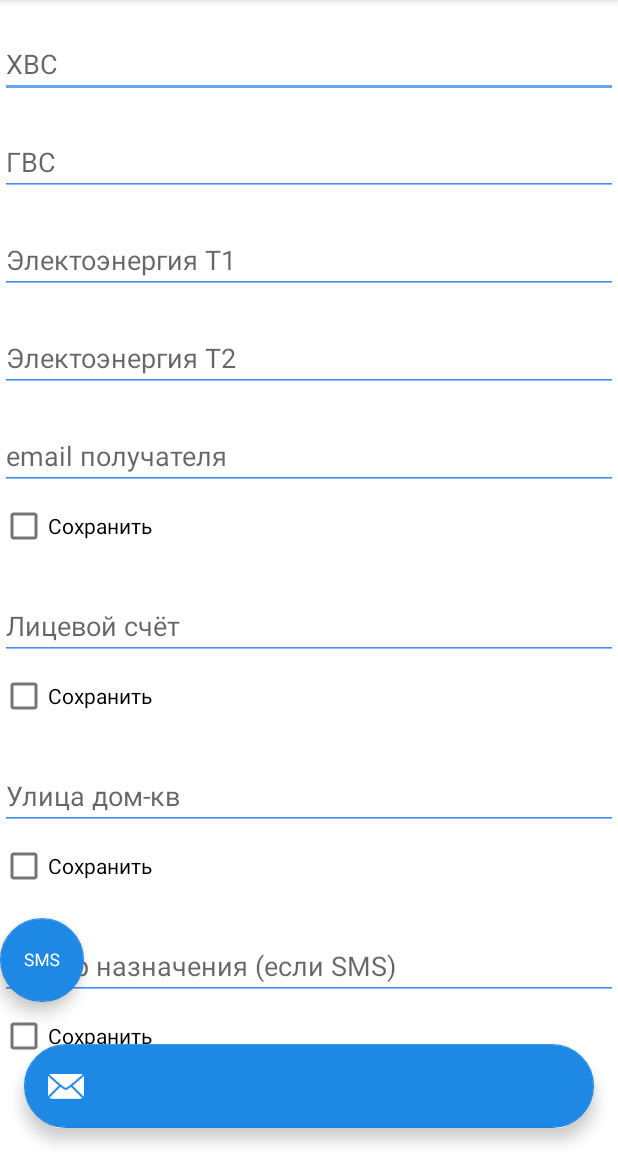
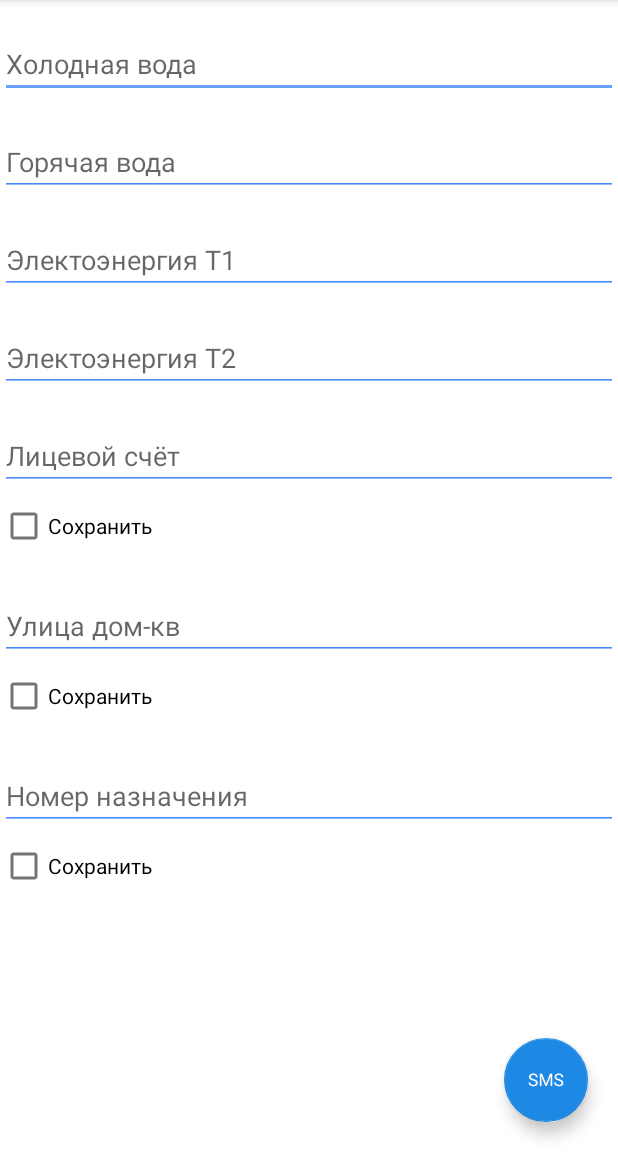
Before and after one commit to umerov1999/Sender, an Android app: the screen it shows after launch (MainActivity), on a phone screen of 412 x 824 dp, the part 84-1236 px from its top. Run offline under Robolectric (Android 15) with nearby library versions, the phone set to English and light mode, and no system bars.

Commit message:
Add files via upload

```diff
--- a/Sender/app/src/main/java/com/f0x1d/sender/MainActivity.kt
+++ b/Sender/app/src/main/java/com/f0x1d/sender/MainActivity.kt
@@ -18,11 +18,9 @@ class MainActivity : AppCompatActivity() {
     private var adress: TextInputEditText? = null
     private var elektro1: TextInputEditText? = null
     private var elektro2: TextInputEditText? = null
-    private var kuda: TextInputEditText? = null
     private var nomer: TextInputEditText? = null
     private var ot_kogo: TextInputEditText? = null
     private var save_adress: MaterialCheckBox? = null
-    private var save_kuda: MaterialCheckBox? = null
     private var save_nomer: MaterialCheckBox? = null
     private var save_ot_kogo: MaterialCheckBox? = null
     private var water_cold: TextInputEditText? = null
@@ -35,21 +33,15 @@ class MainActivity : AppCompatActivity() {
         water_hot = findViewById<View>(R.id.water_hot) as TextInputEditText
         elektro1 = findViewById<View>(R.id.elekto_1) as TextInputEditText
         elektro2 = findViewById<View>(R.id.elekto_2) as TextInputEditText
-        kuda = findViewById<View>(R.id.email) as TextInputEditText
-        kuda!!.setText(PreferenceManager.getDefaultSharedPreferences(applicationContext).getString("kuda", ""))
         ot_kogo = findViewById<View>(R.id.schot) as TextInputEditText
         ot_kogo!!.setText(PreferenceManager.getDefaultSharedPreferences(applicationContext).getString("ot_kogo", ""))
         adress = findViewById<View>(R.id.adress) as TextInputEditText
         adress!!.setText(PreferenceManager.getDefaultSharedPreferences(applicationContext).getString("adress", ""))
         nomer = findViewById<View>(R.id.nomer) as TextInputEditText
         nomer!!.setText(PreferenceManager.getDefaultSharedPreferences(applicationContext).getString("nomer", ""))
-        save_kuda = findViewById<View>(R.id.save_email) as MaterialCheckBox
         save_ot_kogo = findViewById<View>(R.id.save_schot) as MaterialCheckBox
         save_adress = findViewById<View>(R.id.save_adress) as MaterialCheckBox
         save_nomer = findViewById<View>(R.id.save_nomer) as MaterialCheckBox
-        if (PreferenceManager.getDefaultSharedPreferences(applicationContext).getString("kuda", "") != "") {
-            save_kuda!!.text = "Обновить"
-        }
         if (PreferenceManager.getDefaultSharedPreferences(applicationContext).getString("ot_kogo", "") != "") {
             save_ot_kogo!!.text = "Обновить"
         }
@@ -69,6 +61,7 @@ class MainActivity : AppCompatActivity() {
             intent.putExtra("sms_body", ot_kogo!!.text.toString() + " " + water_cold!!.text.toString() + " " + water_hot!!.text.toString() + " " + elektro1!!.text.toString() + " " + elektro2!!.text.toString() + " " + adress!!.text.toString())
             startActivity(intent)
         }
+        /*
         (findViewById<View>(R.id.fab) as FloatingActionButton).setOnClickListener {
             if (save_kuda!!.isChecked) {
                 PreferenceManager.getDefaultSharedPreferences(applicationContext).edit().putString("kuda", kuda!!.text.toString()).apply()
@@ -85,6 +78,7 @@ class MainActivity : AppCompatActivity() {
             intent.putExtra("android.intent.extra.TEXT", ot_kogo!!.text.toString() + " " + water_cold!!.text.toString() + " " + water_hot!!.text.toString() + " " + elektro1!!.text.toString() + " " + elektro2!!.text.toString() + " " + adress!!.text.toString())
             startActivity(Intent.createChooser(intent, "Send mail..."))
         }
+         */
     }
 
     companion object {
--- a/Sender/app/src/main/res/layout/activity_main.xml
+++ b/Sender/app/src/main/res/layout/activity_main.xml
@@ -1,6 +1,5 @@
 <?xml version="1.0" encoding="utf-8"?>
 <androidx.coordinatorlayout.widget.CoordinatorLayout xmlns:android="http://schemas.android.com/apk/res/android"
-    xmlns:app="http://schemas.android.com/apk/res-auto"
     android:layout_width="match_parent"
     android:layout_height="match_parent">
 
@@ -18,18 +17,9 @@
     <include layout="@layout/content_main" />
 
     <com.google.android.material.floatingactionbutton.FloatingActionButton
-        android:id="@+id/fab"
-        android:layout_width="wrap_content"
-        android:layout_height="wrap_content"
-        android:layout_gravity="bottom|start|center_vertical|center_horizontal|center|end"
-        android:layout_margin="@dimen/fab_margin"
-        app:srcCompat="@android:drawable/ic_dialog_email" />
-
-    <com.google.android.material.floatingactionbutton.FloatingActionButton
         android:id="@+id/fab2"
         android:layout_width="wrap_content"
         android:layout_height="wrap_content"
-        android:layout_gravity="bottom|start|center_vertical|center_horizontal|center|end"
-        android:layout_marginBottom="100dp"
-        app:layout_anchor="@+id/fab" />
+        android:layout_gravity="bottom|end"
+        android:layout_margin="20dp" />
 </androidx.coordinatorlayout.widget.CoordinatorLayout>
--- a/Sender/app/src/main/res/layout/content_main.xml
+++ b/Sender/app/src/main/res/layout/content_main.xml
@@ -20,14 +20,14 @@
                 android:layout_width="match_parent"
                 android:layout_height="wrap_content"
                 android:layout_marginTop="20dp"
-                android:hint="ХВС" />
+                android:hint="Холодная вода" />
 
             <com.google.android.material.textfield.TextInputEditText
                 android:id="@+id/water_hot"
                 android:layout_width="match_parent"
                 android:layout_height="wrap_content"
                 android:layout_marginTop="20dp"
-                android:hint="ГВС" />
+                android:hint="Горячая вода" />
 
             <com.google.android.material.textfield.TextInputEditText
                 android:id="@+id/elekto_1"
@@ -42,20 +42,6 @@
                 android:layout_height="wrap_content"
                 android:layout_marginTop="20dp"
                 android:hint="Электоэнергия Т2" />
-
-            <com.google.android.material.textfield.TextInputEditText
-                android:id="@+id/email"
-                android:layout_width="match_parent"
-                android:layout_height="wrap_content"
-                android:layout_marginTop="20dp"
-                android:hint="email получателя"
-                android:inputType="textEmailAddress" />
-
-            <com.google.android.material.checkbox.MaterialCheckBox
-                android:id="@+id/save_email"
-                android:layout_width="match_parent"
-                android:layout_height="wrap_content"
-                android:text="Сохранить" />
 
             <com.google.android.material.textfield.TextInputEditText
                 android:id="@+id/schot"
@@ -88,7 +74,7 @@
                 android:layout_width="match_parent"
                 android:layout_height="wrap_content"
                 android:layout_marginTop="20dp"
-                android:hint="Номер назначения (если SMS)" />
+                android:hint="Номер назначения" />
 
             <com.google.android.material.checkbox.MaterialCheckBox
                 android:id="@+id/save_nomer"
--- a/Sender/build.gradle
+++ b/Sender/build.gradle
@@ -6,7 +6,6 @@ buildscript {
         maven { url 'https://kotlin.bintray.com/kotlin-dev' }
     }
     dependencies {
-        classpath 'com.android.tools:r8:2.0.88'
         classpath 'com.android.tools.build:gradle:4.2.0-alpha04'
         classpath "org.jetbrains.kotlin:kotlin-gradle-plugin:$kotlin_version"
     }
```
Also changed, not shown: 1 other file.
